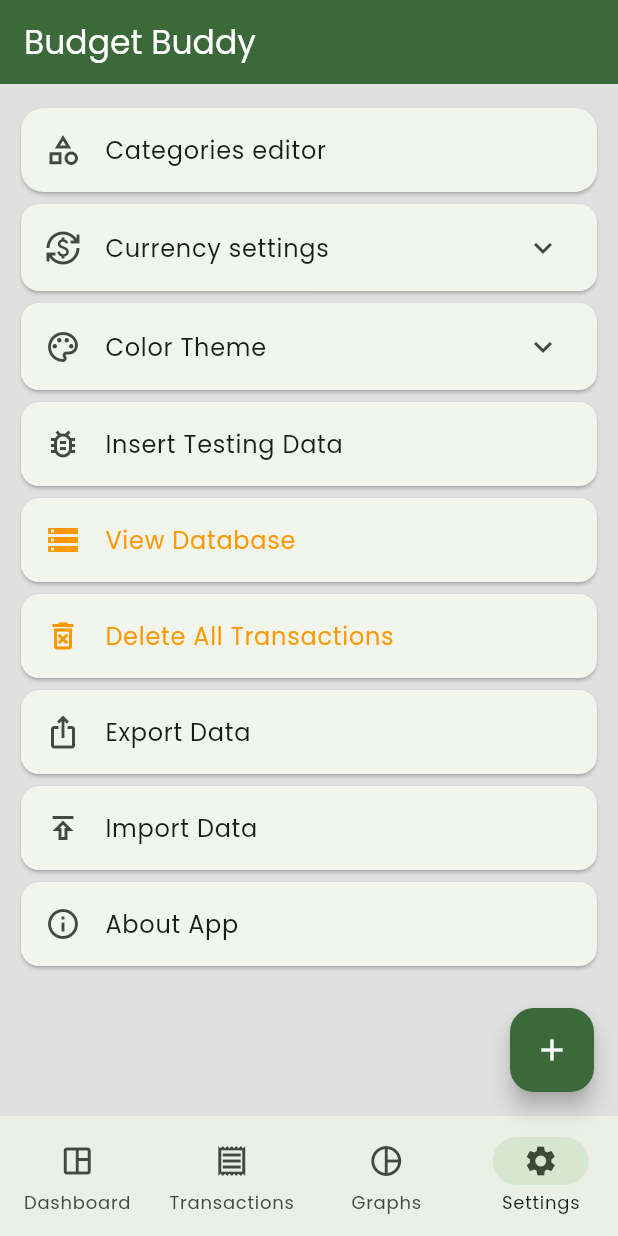
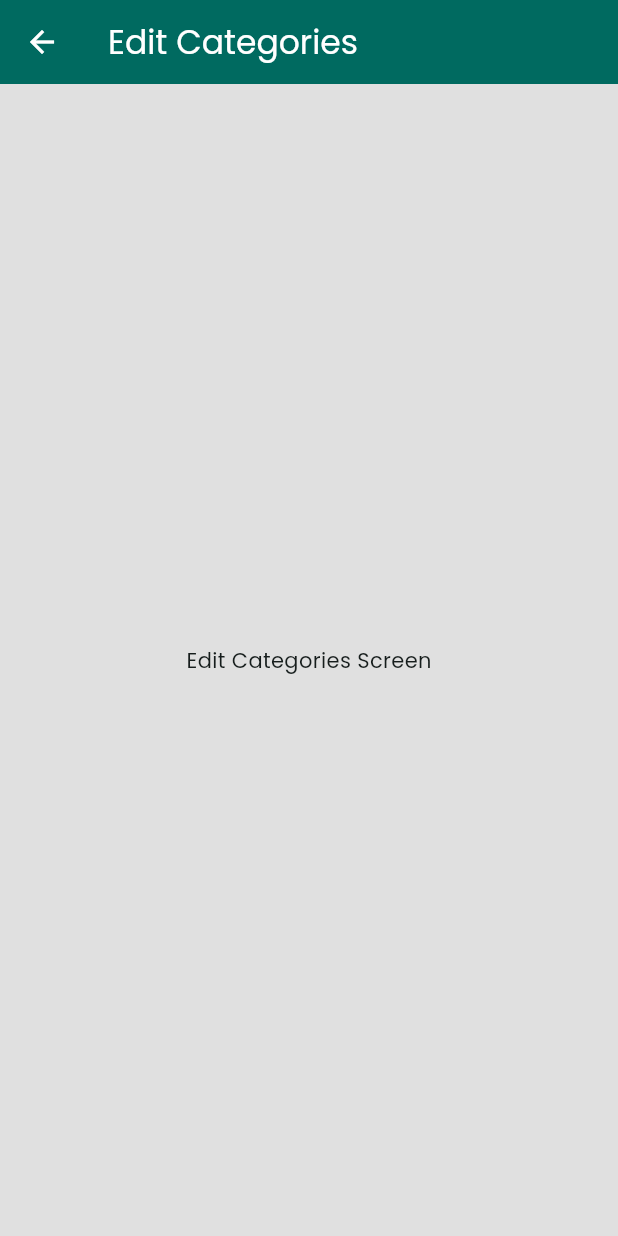
Before and after one commit to Nert53/budget-buddy, a Flutter app: the screen it shows after launch, item 4 of the bottom bar chosen, after a tap on "Categories editor", on a phone screen of 412 x 824 dp. Run offline on Flutter 3.47's test engine with Material 3 defaults, Android fonts, the phone set to English and light mode, and no system bars; our stand-ins replace another_flushbar, drift, drift_flutter, fl_chart, go_router, shared_preferences and 1 more; missing offline and left inert: drift_db_viewer, shortuid; accounts and stored records are empty; generated files the repository leaves out were written again.

Commit message:
edit category screen, theme colors

```diff
--- a/lib/main.dart
+++ b/lib/main.dart
@@ -4,12 +4,14 @@ import 'package:go_router/go_router.dart';
 import 'package:personal_finance/data/database.dart';
 import 'package:personal_finance/theme/theme_provider.dart';
 import 'package:personal_finance/view/screen/dashboard_screen.dart';
+import 'package:personal_finance/view/screen/edit_categories_screen.dart';
 import 'package:personal_finance/view/screen/graph_screen.dart';
 import 'package:personal_finance/view/screen/screen_container.dart';
 import 'package:personal_finance/view/screen/settings_screen.dart';
 import 'package:personal_finance/view/screen/transaction_screen.dart';
 import 'package:personal_finance/view_model/add_transaction_viewmodel.dart';
 import 'package:personal_finance/view_model/dashboard_viewmodel.dart';
+import 'package:personal_finance/view_model/edit_categories_viewmodel.dart';
 import 'package:personal_finance/view_model/edit_transaction_viewmodel.dart';
 import 'package:personal_finance/view_model/graph_viewmodel.dart';
 import 'package:personal_finance/view_model/settings_viewmodel.dart';
@@ -37,7 +39,9 @@ void main() {
     ChangeNotifierProvider<GraphViewModel>(
       create: (context) => GraphViewModel(context.read<AppDatabase>()),
     ),
-    ChangeNotifierProvider<SettingsViewmodel>(create: (context) => SettingsViewmodel(context.read<AppDatabase>())),
+    ChangeNotifierProvider<SettingsViewmodel>(
+        create: (context) => SettingsViewmodel(context.read<AppDatabase>())),
+    ChangeNotifierProvider(create: (context) => EditCategoriesViewmodel()),
   ], child: const PersonalFinanceApp()));
 }
 
@@ -86,6 +90,11 @@ final _router = GoRouter(
             ]),
           ]),
       GoRoute(
+          path: '/edit-categories',
+          builder: (BuildContext context, GoRouterState state) {
+            return EditCategoriesScreen();
+          }),
+      GoRoute(
         path: '/database',
         builder: (BuildContext context, GoRouterState state) {
           final db = AppDatabase();
--- /dev/null
+++ b/lib/theme/seed_colors.dart
@@ -0,0 +1,16 @@
+import 'package:flutter/material.dart';
+
+enum NamedColor {
+  teal('teal', Colors.teal),
+  blue('blue', Colors.blue),
+  green('green', Colors.green),
+  orange('orange', Colors.deepOrange),
+  purple('purple', Colors.purple),
+  red('red', Colors.red),
+  yellow('yellow', Colors.yellow);
+
+  final String name;
+  final Color color;
+
+  const NamedColor(this.name, this.color);
+}
--- a/lib/theme/theme_provider.dart
+++ b/lib/theme/theme_provider.dart
@@ -1,13 +1,14 @@
 import 'dart:ui';
 import 'package:flutter/material.dart';
 import 'package:personal_finance/theme/theme.dart';
+import 'package:personal_finance/utils/functions.dart';
 import 'package:shared_preferences/shared_preferences.dart';
 
 class ThemeProvider with ChangeNotifier {
   ThemeData themeData = mainThemeMode;
   final brightness = PlatformDispatcher.instance.platformBrightness;
-  int _themeColorNum = 0;
-  int get themeColorNum => _themeColorNum;
+  String _themeColorName = 'teal';
+  String get themeColorName => _themeColorName;
 
   ThemeProvider() {
     loadTheme();
@@ -15,9 +16,10 @@ class ThemeProvider with ChangeNotifier {
 
   void loadTheme() async {
     SharedPreferences prefs = await SharedPreferences.getInstance();
-    _themeColorNum = prefs.getInt('themeColor') ?? 0;
+    _themeColorName = prefs.getString('themeColorName') ?? 'teal';
 
-    setColor(_themeColorNum);
+    Color themeColor = convertThemeColorNameToColor(themeColorName);
+    setColor(themeColor, themeColorName);
   }
 
   /*
@@ -34,26 +36,7 @@ class ThemeProvider with ChangeNotifier {
   }
   */
 
-  void setColor(int value) {
-    Color color1 = Colors.green;
-    Color color2 = Colors.blue;
-    Color color3 = Colors.red;
-    Color newColor = color1;
-
-    switch (value) {
-      case 0:
-        newColor = color1;
-        break;
-      case 1:
-        newColor = color2;
-        break;
-      case 2:
-        newColor = color3;
-        break;
-      default:
-        newColor = color1;
-    }
-
+  void setColor(Color newColor, String newColorName) {
     ThemeData newThemeData = ThemeData(
       colorScheme: ColorScheme.fromSeed(seedColor: newColor),
       useMaterial3: true,
@@ -63,7 +46,7 @@ class ThemeProvider with ChangeNotifier {
 
     themeData = newThemeData;
     SharedPreferences.getInstance().then((prefs) {
-      prefs.setInt('themeColor', value);
+      prefs.setString('themeColorName', newColorName);
     });
     notifyListeners();
   }
--- a/lib/utils/functions.dart
+++ b/lib/utils/functions.dart
@@ -58,6 +58,27 @@ convertColorCodeToColor(int colorCode) {
   return Color(colorCode);
 }
 
+convertThemeColorNameToColor(String themeColorName) {
+  switch (themeColorName) {
+    case 'teal':
+      return Colors.teal;
+    case 'blue':
+      return Colors.blue;
+    case 'green':
+      return Colors.green;
+    case 'orange':
+      return Colors.orangeAccent;
+    case 'purple':
+      return Colors.purple;
+    case 'red':
+      return Colors.red;
+    case 'yellow':
+      return Colors.yellow;
+    default:
+      return Colors.teal;
+  }
+}
+
 extension DateTimeExtension on DateTime {
   int daysInMonth() {
     switch (month) {
--- a/lib/view/screen/dashboard_screen.dart
+++ b/lib/view/screen/dashboard_screen.dart
@@ -15,7 +15,6 @@ class DashboardScreen extends StatelessWidget {
     bool wideScreen = screenWidth > mediumScreenWidth;
     double contentWidth =
         screenWidth - (wideScreen ? (navigationRailWidth + 32) : 32);
-    final ScrollController scrollController = ScrollController();
 
     final model = context.watch<DashboardViewmodel>();
 
@@ -66,7 +65,23 @@ class DashboardScreen extends StatelessWidget {
                       Expanded(
                           child: model.categoryPieData.isEmpty
                               ? Center(
-                                  child: Text('No data to display in graph.'))
+                                  child: Column(
+                                  mainAxisAlignment: MainAxisAlignment.center,
+                                  children: [
+                                    CircleAvatar(
+                                      radius: 32,
+                                      backgroundColor: Theme.of(context)
+                                          .colorScheme
+                                          .surfaceContainer,
+                                      child: Icon(
+                                        Icons.sentiment_dissatisfied,
+                                        size: 32,
+                                      ),
+                                    ),
+                                    SizedBox(height: 16.0),
+                                    Text('No data to display in graph.'),
+                                  ],
+                                ))
                               : PieChart(
                                   PieChartData(
                                       sectionsSpace: 4,
@@ -243,16 +258,12 @@ class DashboardScreen extends StatelessWidget {
                         TextStyle(fontSize: 16.0, fontWeight: FontWeight.bold)),
                 SizedBox(height: 16.0),
                 Expanded(
-                  child: Scrollbar(
-                    controller: scrollController,
-                    thumbVisibility: true,
                   child: ListView.separated(
                       separatorBuilder: (BuildContext context, int index) =>
                           const Divider(),
                       itemCount: model.lastTransactions.length,
                       itemBuilder: (BuildContext context, int index) {
-                          var currentTransaction =
-                              model.lastTransactions[index];
+                        var currentTransaction = model.lastTransactions[index];
                         DateFormat dateFormat = DateFormat('dd.MM.yyyy');
                         DateFormat timeFormat = DateFormat('HH:mm');
 
@@ -271,8 +282,7 @@ class DashboardScreen extends StatelessWidget {
                                   Text(
                                     '${dateFormat.format(currentTransaction.date)} | ${timeFormat.format(currentTransaction.date)}',
                                     style: TextStyle(
-                                          fontSize: 12,
-                                          color: Colors.grey[700]),
+                                        fontSize: 12, color: Colors.grey[700]),
                                   )
                                 ],
                               ),
@@ -309,7 +319,6 @@ class DashboardScreen extends StatelessWidget {
                         );
                       }),
                 ),
-                ),
               ],
             ),
           ),
--- /dev/null
+++ b/lib/view/screen/edit_categories_screen.dart
@@ -0,0 +1,44 @@
+import 'package:flutter/material.dart';
+import 'package:go_router/go_router.dart';
+import 'package:personal_finance/view_model/edit_categories_viewmodel.dart';
+import 'package:provider/provider.dart';
+
+class EditCategoriesScreen extends StatelessWidget {
+  const EditCategoriesScreen({super.key});
+
+  @override
+  Widget build(BuildContext context) {
+    EditCategoriesViewmodel viewModel =
+        context.watch<EditCategoriesViewmodel>();
+
+    return Scaffold(
+      appBar: AppBar(
+        title: Text('Edit Categories'),
+        leading: IconButton(
+          icon: Icon(Icons.arrow_back),
+          onPressed: () {
+            context.go(
+              '/settings',
+            );
+          },
+        ),
+        backgroundColor: Theme.of(context).colorScheme.primary,
+        foregroundColor: Theme.of(context).colorScheme.onPrimary,
+      ),
+      body: viewModel.isLoading
+          ? Center(
+              child: Column(
+                mainAxisAlignment: MainAxisAlignment.center,
+                children: [
+                  CircularProgressIndicator(),
+                  SizedBox(height: 16),
+                  Text('Loading categories...'),
+                ],
+              ),
+            )
+          : Center(
+              child: Text('Edit Categories Screen'),
+            ),
+    );
+  }
+}
--- a/lib/view/screen/settings_screen.dart
+++ b/lib/view/screen/settings_screen.dart
@@ -1,6 +1,8 @@
 import 'package:flutter/material.dart';
 import 'package:go_router/go_router.dart';
+import 'package:personal_finance/theme/seed_colors.dart';
 import 'package:personal_finance/theme/theme_provider.dart';
+import 'package:personal_finance/view_model/settings_viewmodel.dart';
 import 'package:provider/provider.dart';
 
 class SettingsScreen extends StatelessWidget {
@@ -8,6 +10,13 @@ class SettingsScreen extends StatelessWidget {
 
   @override
   Widget build(BuildContext context) {
+    var viewModel = context.watch<SettingsViewmodel>();
+
+    if (viewModel.isLoading) {
+      return Center(
+        child: CircularProgressIndicator(),
+      );
+    } else {
       return Padding(
         padding: const EdgeInsets.symmetric(horizontal: 10.0),
         child: ListView(
@@ -19,8 +28,11 @@ class SettingsScreen extends StatelessWidget {
               ),
               child: ListTile(
                 leading: Icon(Icons.category_outlined),
+                trailing: Icon(Icons.keyboard_arrow_right),
                 title: Text('Categories editor'),
-              onTap: () {},
+                onTap: () {
+                  context.go('/edit-categories');
+                },
               ),
             ),
             Card(
@@ -31,21 +43,23 @@ class SettingsScreen extends StatelessWidget {
                   borderRadius: BorderRadius.circular(12.0),
                 ),
                 children: [
-                ListTile(
-                  leading: Icon(Icons.euro_outlined),
-                  title: Text('CZK'),
+                  ListView.builder(
+                      shrinkWrap: true,
+                      itemCount: viewModel.currencies.length,
+                      itemBuilder: (BuildContext context, int index) {
+                        var currentCurrency = viewModel.currencies[index];
+
+                        return ListTile(
+                          title: Text(
+                              '${currentCurrency.name} (${currentCurrency.symbol})'),
+                          trailing: OutlinedButton(
+                            child:
+                                Text(currentCurrency.exchangeRate.toString()),
+                            onPressed: () => {},
+                          ),
                           onTap: () {},
-                ),
-                ListTile(
-                  leading: Icon(Icons.euro_outlined),
-                  title: Text('EUR'),
-                  onTap: () {},
-                ),
-                ListTile(
-                  leading: Icon(Icons.euro_outlined),
-                  title: Text('USD'),
-                  onTap: () {},
-                ),
+                        );
+                      }),
                 ],
               ),
             ),
@@ -57,46 +71,26 @@ class SettingsScreen extends StatelessWidget {
                   borderRadius: BorderRadius.circular(12.0),
                 ),
                 children: [
-                ListTile(
+                  ListView.builder(
+                    shrinkWrap: true,
+                    itemCount: NamedColor.values.length,
+                    itemBuilder: (BuildContext context, int index) {
+                      return ListTile(
                         leading: Container(
                           width: 30.0,
                           height: 30.0,
                           decoration: BoxDecoration(
                             shape: BoxShape.circle,
-                      color: Colors.green,
+                            color: NamedColor.values[index].color,
                           ),
                         ),
-                  title: Text('Green'),
+                        title: Text(NamedColor.values[index].name),
                         onTap: () {
-                    context.read<ThemeProvider>().setColor(0);
+                          context.read<ThemeProvider>().setColor(
+                              NamedColor.values[index].color,
+                              NamedColor.values[index].name);
                         },
-                ),
-                ListTile(
-                  leading: Container(
-                    width: 30.0,
-                    height: 30.0,
-                    decoration: BoxDecoration(
-                      shape: BoxShape.circle,
-                      color: Colors.blue,
-                    ),
-                  ),
-                  title: Text('Blue'),
-                  onTap: () {
-                    context.read<ThemeProvider>().setColor(1);
-                  },
-                ),
-                ListTile(
-                  leading: Container(
-                    width: 30.0,
-                    height: 30.0,
-                    decoration: BoxDecoration(
-                      shape: BoxShape.circle,
-                      color: Colors.red,
-                    ),
-                  ),
-                  title: Text('Red'),
-                  onTap: () {
-                    context.read<ThemeProvider>().setColor(2);
+                      );
                     },
                   ),
                 ],
@@ -161,3 +155,4 @@ class SettingsScreen extends StatelessWidget {
       );
     }
   }
+}
--- /dev/null
+++ b/lib/view_model/edit_categories_viewmodel.dart
@@ -0,0 +1,21 @@
+import 'package:flutter/material.dart';
+
+class EditCategoriesViewmodel extends ChangeNotifier {
+  bool isLoading = true;
+  List<String> categories = [];
+
+  EditCategoriesViewmodel() {
+    loadCategories();
+  }
+
+  void loadCategories() {
+    isLoading = true;
+    notifyListeners();
+    // Simulate a network request
+    Future.delayed(Duration(seconds: 1), () {
+      categories = ['Food', 'Transport', 'Entertainment', 'Utilities'];
+      isLoading = false;
+      notifyListeners();
+    });
+  }
+}
--- a/lib/view_model/settings_viewmodel.dart
+++ b/lib/view_model/settings_viewmodel.dart
@@ -4,6 +4,8 @@ import 'package:personal_finance/data/database.dart';
 class SettingsViewmodel extends ChangeNotifier {
   bool isLoading = true;
   final AppDatabase _db;
+
+  List<CurrencyItem> currencies = [];
 
   SettingsViewmodel(this._db) {
     _db.watchAllTransactions().listen((event) {
@@ -14,7 +16,14 @@ class SettingsViewmodel extends ChangeNotifier {
   }
 
   getAllData() {
+    getCurrencies();
+
     isLoading = false;
     notifyListeners();
   }
+
+  getCurrencies() async {
+    currencies = await _db.select(_db.currencyItems).get();
+  }
+
 }
```
Also changed, not shown: pubspec.lock, 2 other files. Lines whose indentation alone changed are shown as unchanged.
